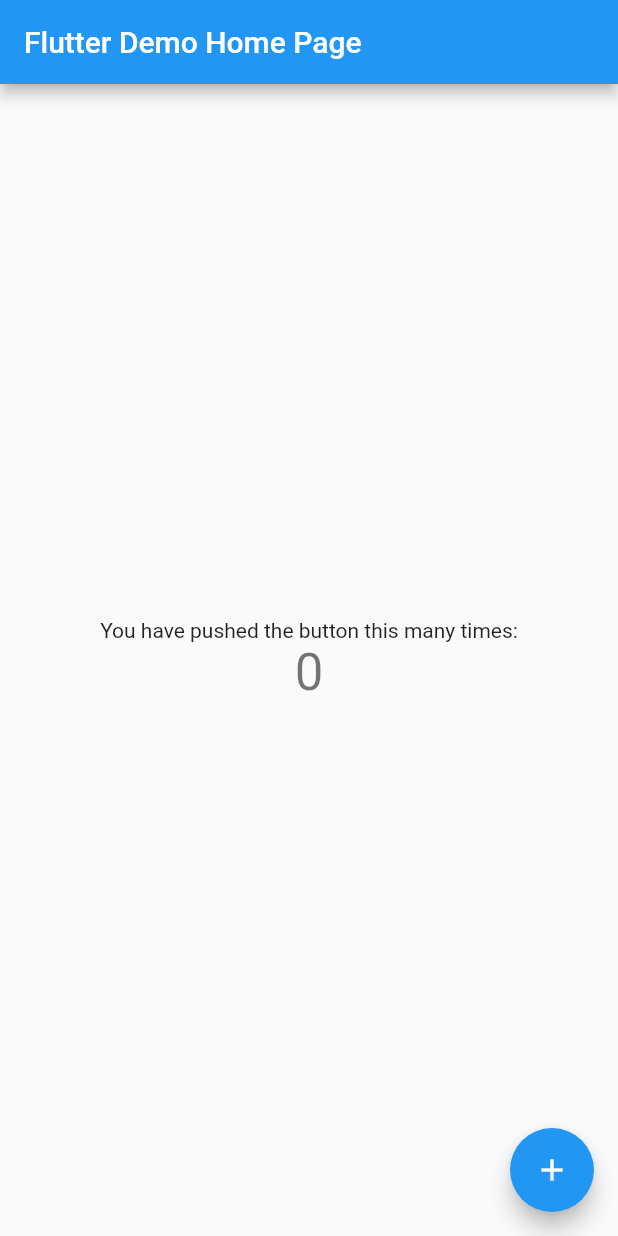
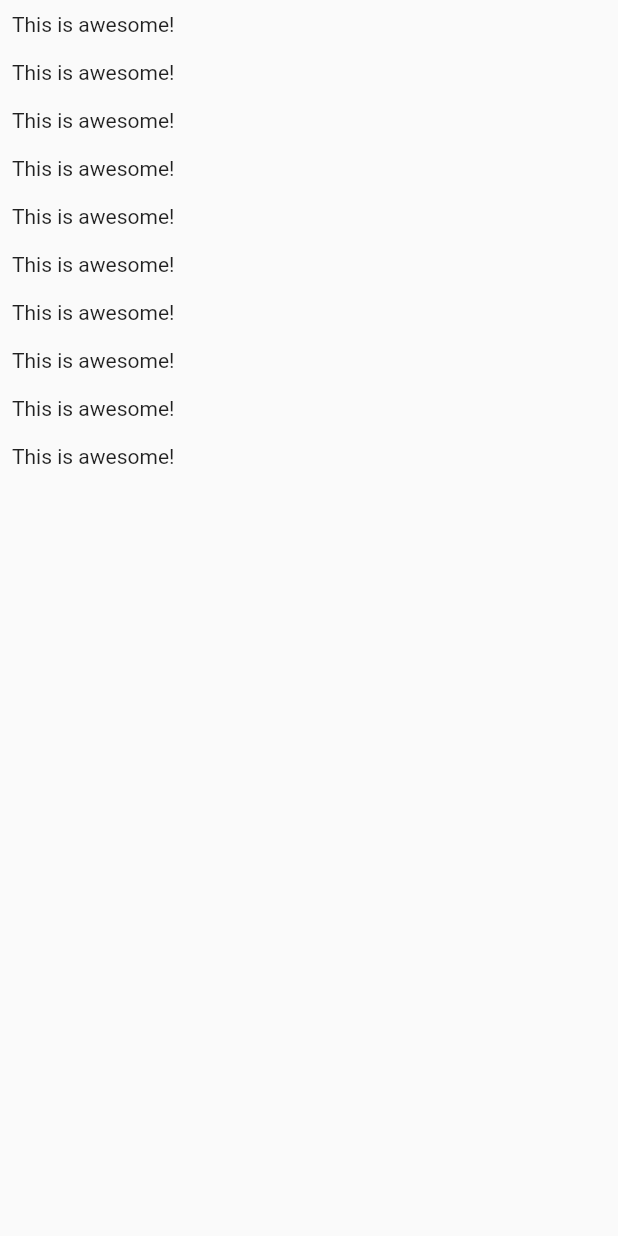
Before and after one commit to TheKetan2/chat_app_flutter_firebase, a Flutter app: the screen it shows after launch, on a phone screen of 412 x 824 dp. Run offline on Flutter 3.47's test engine with Material 2 defaults, Android fonts, the phone set to English and light mode, and no system bars.

Commit message:
Creating new app

```diff
--- a/lib/main.dart
+++ b/lib/main.dart
@@ -1,3 +1,4 @@
+import 'package:chat_app_flutter_firebase/screens/chat_screen.dart';
 import 'package:flutter/material.dart';
 
 void main() => runApp(MyApp());
@@ -7,105 +8,11 @@ class MyApp extends StatelessWidget {
   @override
   Widget build(BuildContext context) {
     return MaterialApp(
-      title: 'Flutter Demo',
+      title: 'FluttterChat',
       theme: ThemeData(
-        // This is the theme of your application.
-        //
-        // Try running your application with "flutter run". You'll see the
-        // application has a blue toolbar. Then, without quitting the app, try
-        // changing the primarySwatch below to Colors.green and then invoke
-        // "hot reload" (press "r" in the console where you ran "flutter run",
-        // or simply save your changes to "hot reload" in a Flutter IDE).
-        // Notice that the counter didn't reset back to zero; the application
-        // is not restarted.
         primarySwatch: Colors.blue,
       ),
-      home: MyHomePage(title: 'Flutter Demo Home Page'),
+      home: ChatScreen(),
     );
   }
 }
-
-class MyHomePage extends StatefulWidget {
-  MyHomePage({Key key, this.title}) : super(key: key);
-
-  // This widget is the home page of your application. It is stateful, meaning
-  // that it has a State object (defined below) that contains fields that affect
-  // how it looks.
-
-  // This class is the configuration for the state. It holds the values (in this
-  // case the title) provided by the parent (in this case the App widget) and
-  // used by the build method of the State. Fields in a Widget subclass are
-  // always marked "final".
-
-  final String title;
-
-  @override
-  _MyHomePageState createState() => _MyHomePageState();
-}
-
-class _MyHomePageState extends State<MyHomePage> {
-  int _counter = 0;
-
-  void _incrementCounter() {
-    setState(() {
-      // This call to setState tells the Flutter framework that something has
-      // changed in this State, which causes it to rerun the build method below
-      // so that the display can reflect the updated values. If we changed
-      // _counter without calling setState(), then the build method would not be
-      // called again, and so nothing would appear to happen.
-      _counter++;
-    });
-  }
-
-  @override
-  Widget build(BuildContext context) {
-    // This method is rerun every time setState is called, for instance as done
-    // by the _incrementCounter method above.
-    //
-    // The Flutter framework has been optimized to make rerunning build methods
-    // fast, so that you can just rebuild anything that needs updating rather
-    // than having to individually change instances of widgets.
-    return Scaffold(
-      appBar: AppBar(
-        // Here we take the value from the MyHomePage object that was created by
-        // the App.build method, and use it to set our appbar title.
-        title: Text(widget.title),
-      ),
-      body: Center(
-        // Center is a layout widget. It takes a single child and positions it
-        // in the middle of the parent.
-        child: Column(
-          // Column is also a layout widget. It takes a list of children and
-          // arranges them vertically. By default, it sizes itself to fit its
-          // children horizontally, and tries to be as tall as its parent.
-          //
-          // Invoke "debug painting" (press "p" in the console, choose the
-          // "Toggle Debug Paint" action from the Flutter Inspector in Android
-          // Studio, or the "Toggle Debug Paint" command in Visual Studio Code)
-          // to see the wireframe for each widget.
-          //
-          // Column has various properties to control how it sizes itself and
-          // how it positions its children. Here we use mainAxisAlignment to
-          // center the children vertically; the main axis here is the vertical
-          // axis because Columns are vertical (the cross axis would be
-          // horizontal).
-          mainAxisAlignment: MainAxisAlignment.center,
-          children: <Widget>[
-            Text(
-              'You have pushed the button this many times:',
-            ),
-            Text(
-              '$_counter',
-              style: Theme.of(context).textTheme.display1,
-            ),
-          ],
-        ),
-      ),
-      floatingActionButton: FloatingActionButton(
-        onPressed: _incrementCounter,
-        tooltip: 'Increment',
-        child: Icon(Icons.add),
-      ), // This trailing comma makes auto-formatting nicer for build methods.
-    );
-  }
-}
--- /dev/null
+++ b/lib/screens/chat_screen.dart
@@ -0,0 +1,16 @@
+import 'package:flutter/material.dart';
+
+class ChatScreen extends StatelessWidget {
+  @override
+  Widget build(BuildContext context) {
+    return Scaffold(
+      body: ListView.builder(
+        itemCount: 10,
+        itemBuilder: (ctx, index) => Container(
+          padding: EdgeInsets.all(8.0),
+          child: Text("This is awesome!"),
+        ),
+      ),
+    );
+  }
+}
```
Also changed, not shown: lib/screens/auth_screen.dart (added), 5 other files.
